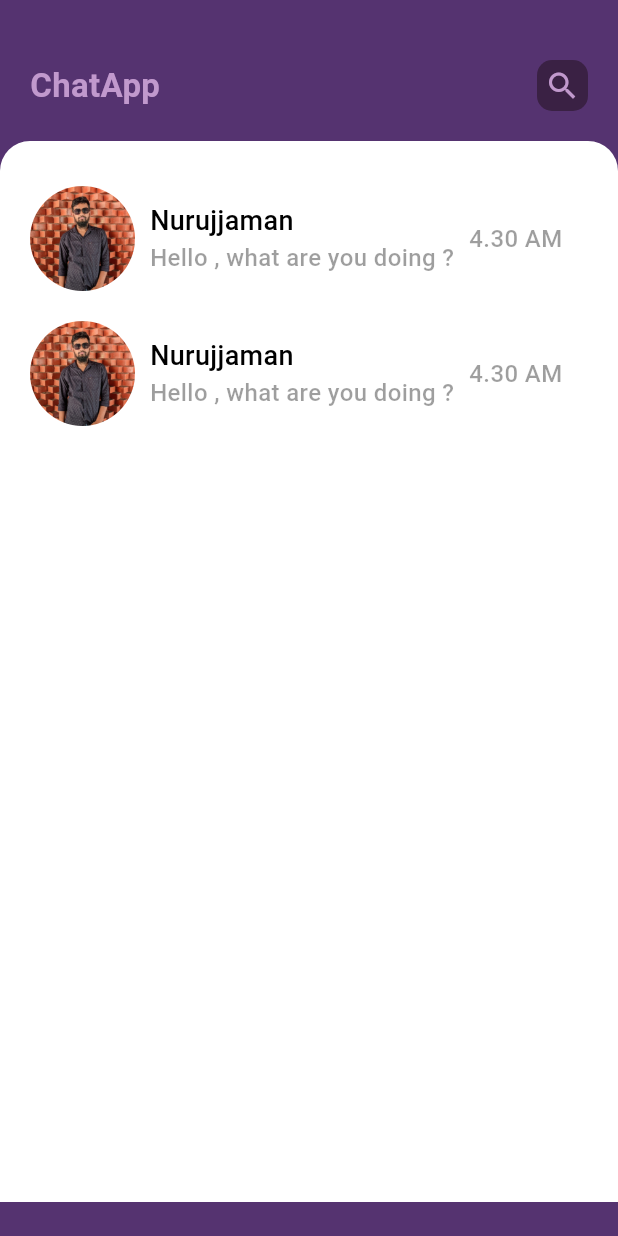
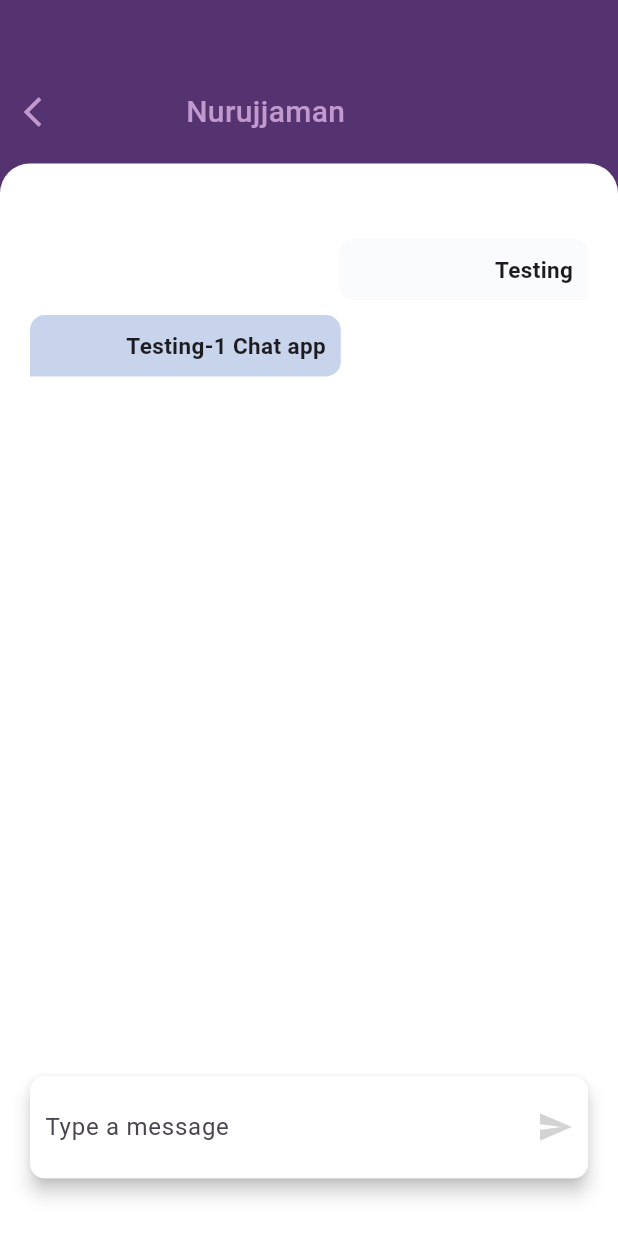
Before and after one commit to Nurujjaman329/chat_app_firebase, a Flutter app: the screen it shows after launch, on a phone screen of 412 x 824 dp. Run offline on Flutter 3.47's test engine with Material 3 defaults, Android fonts, the phone set to English and light mode, and no system bars.

Commit message:
chatpage design

```diff
--- a/lib/main.dart
+++ b/lib/main.dart
@@ -1,6 +1,6 @@
 import 'package:flutter/material.dart';
 
-import 'pages/home.dart';
+import 'pages/chatpage.dart';
 
 void main() {
   runApp(const MyApp());
@@ -14,7 +14,7 @@ class MyApp extends StatelessWidget {
     return MaterialApp(
       title: 'Chat App',
       debugShowCheckedModeBanner: false,
-      home: HomePage(),
+      home: ChatPage(),
     );
   }
 }
--- /dev/null
+++ b/lib/pages/chatpage.dart
@@ -0,0 +1,137 @@
+import 'package:flutter/material.dart';
+
+class ChatPage extends StatefulWidget {
+  const ChatPage({super.key});
+
+  @override
+  State<ChatPage> createState() => _ChatPageState();
+}
+
+class _ChatPageState extends State<ChatPage> {
+  @override
+  Widget build(BuildContext context) {
+    double h = MediaQuery.of(context).size.height;
+    double w = MediaQuery.of(context).size.width;
+    return Scaffold(
+      backgroundColor: Color(0XFF553370),
+      body: Container(
+        margin: EdgeInsets.only(
+          top: 60.0,
+        ),
+        child: Column(
+          children: [
+            Padding(
+              padding: const EdgeInsets.only(left: 10.0),
+              child: Row(
+                children: [
+                  Icon(
+                    Icons.arrow_back_ios_outlined,
+                    color: Color(0XFFc199cd),
+                  ),
+                  SizedBox(
+                    width: 90.0,
+                  ),
+                  Text(
+                    'Nurujjaman',
+                    style: TextStyle(
+                      color: Color(0XFFc199cd),
+                      fontSize: 20.0,
+                      fontWeight: FontWeight.w500,
+                    ),
+                  ),
+                ],
+              ),
+            ),
+            SizedBox(
+              height: 20.0,
+            ),
+            Container(
+              padding: EdgeInsets.only(
+                  left: 20.0, right: 20.0, top: 50.0, bottom: 40.0),
+              width: w,
+              height: h / 1.15,
+              decoration: BoxDecoration(
+                color: Colors.white,
+                borderRadius: BorderRadius.only(
+                  topLeft: Radius.circular(20.0),
+                  topRight: Radius.circular(20.0),
+                ),
+              ),
+              child: Column(
+                children: [
+                  Container(
+                    padding: EdgeInsets.all(10.0),
+                    margin: EdgeInsets.only(left: w / 2),
+                    alignment: Alignment.bottomRight,
+                    decoration: BoxDecoration(
+                      color: Color(0XFFfafbfd),
+                      borderRadius: BorderRadius.only(
+                        topLeft: Radius.circular(10.0),
+                        topRight: Radius.circular(10.0),
+                        bottomLeft: Radius.circular(10.0),
+                      ),
+                    ),
+                    child: Text(
+                      "Testing",
+                      style: TextStyle(
+                          fontSize: 15.0, fontWeight: FontWeight.bold),
+                    ),
+                  ),
+                  SizedBox(
+                    height: 10.0,
+                  ),
+                  Container(
+                    padding: EdgeInsets.all(10.0),
+                    margin: EdgeInsets.only(right: w / 2.5),
+                    alignment: Alignment.bottomRight,
+                    decoration: BoxDecoration(
+                      color: Color.fromARGB(255, 200, 212, 235),
+                      borderRadius: BorderRadius.only(
+                        bottomRight: Radius.circular(10.0),
+                        topRight: Radius.circular(10.0),
+                        topLeft: Radius.circular(10.0),
+                      ),
+                    ),
+                    child: Text(
+                      "Testing-1 Chat app",
+                      style: TextStyle(
+                          fontSize: 15.0, fontWeight: FontWeight.bold),
+                    ),
+                  ),
+                  Spacer(),
+                  Material(
+                    elevation: 5.0,
+                    borderRadius: BorderRadius.circular(10.0),
+                    child: Container(
+                      padding: EdgeInsets.all(10.0),
+                      decoration: BoxDecoration(
+                          color: Colors.white,
+                          borderRadius: BorderRadius.circular(10.0)),
+                      child: Row(
+                        children: [
+                          Expanded(
+                            child: TextField(
+                              decoration: InputDecoration(
+                                border: InputBorder.none,
+                                hintText: 'Type a message',
+                                helperStyle: TextStyle(color: Colors.black45),
+                              ),
+                            ),
+                          ),
+                          Icon(
+                            Icons.send,
+                            color: Color(0XFFd3d3d3),
+                          ),
+                        ],
+                      ),
+                    ),
+                  ),
+                ],
+              ),
+            ),
+          ],
+        ),
+      ),
+    );
+  }
+}
--- a/lib/pages/home.dart
+++ b/lib/pages/home.dart
@@ -68,6 +68,7 @@ class _HomePageState extends State<HomePage> {
               child: Column(
                 children: [
                   Row(
+                    mainAxisAlignment: MainAxisAlignment.spaceBetween,
                     children: [
                       ClipRRect(
                         borderRadius: BorderRadius.circular(
@@ -140,7 +141,7 @@ class _HomePageState extends State<HomePage> {
                         crossAxisAlignment: CrossAxisAlignment.start,
                         children: [
                           Text(
-                            'Nurujjaman',
+                            'Nurujjaman-test',
                             style: TextStyle(
                               color: Colors.black,
                               fontSize: 18.0,
@@ -148,7 +149,7 @@ class _HomePageState extends State<HomePage> {
                             ),
                           ),
                           Text(
-                            'Hello , what are you doing ?',
+                            "Hello , what's up ?",
                             style: TextStyle(
                               color: Colors.black38,
                               fontSize: 16.0,
```
